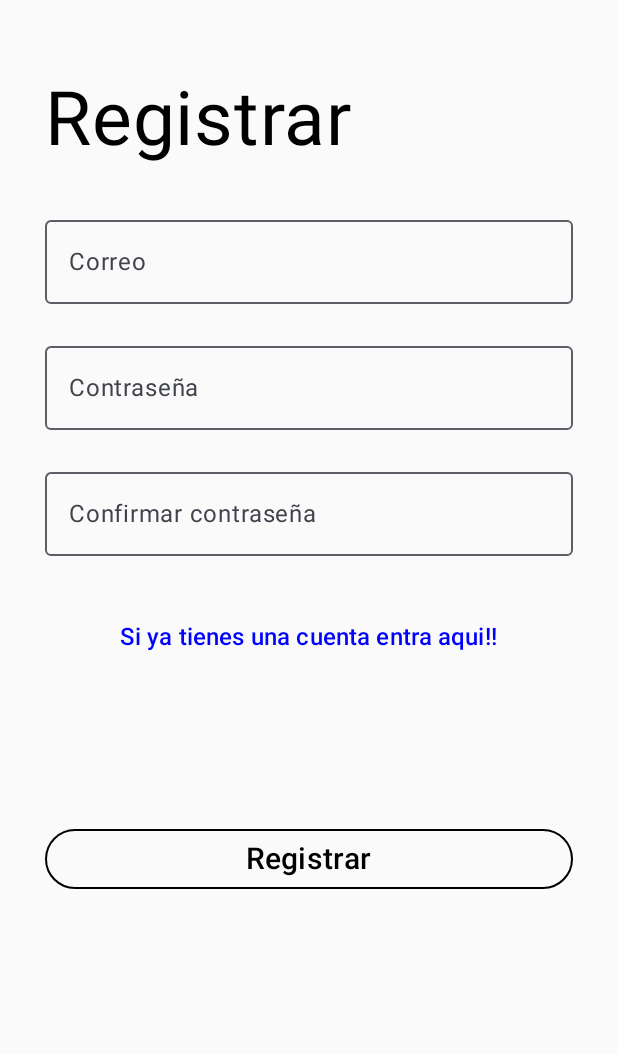
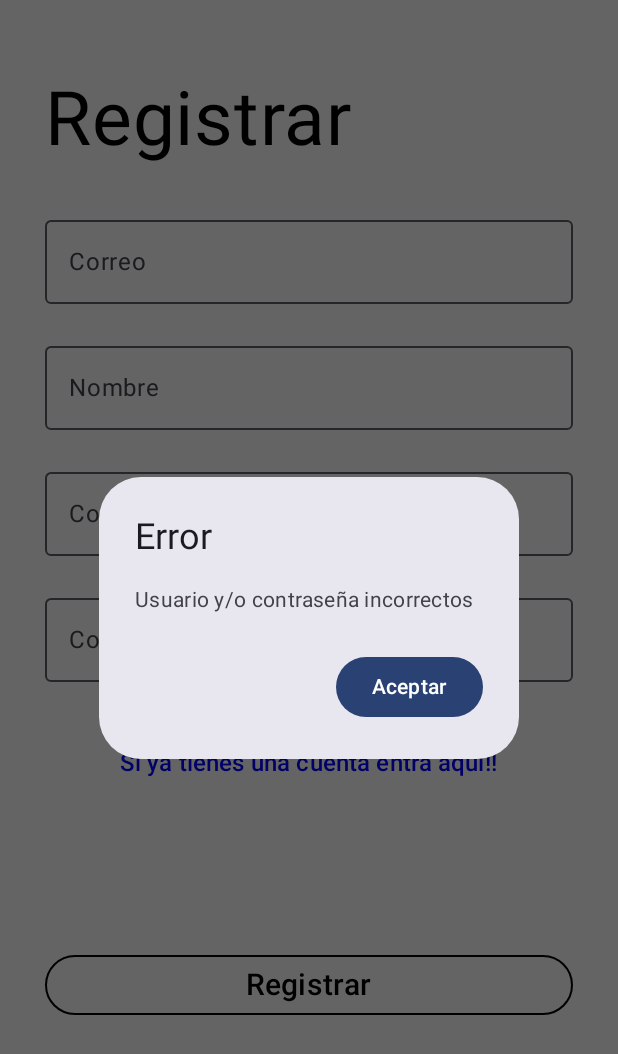
Before and after one commit to ricardosr4/CrudFirebase, an Android app built with Jetpack Compose: the RegisterScreen screen opened through its navigation route, after a tap on "Registrar", on a phone screen of 412 x 824 dp. Shown: the top 1054 px of the screen. Run offline under Robolectric (Android 15) with nearby library versions, the phone set to English and light mode, and no system bars; our stand-ins replace Firebase (no records; nobody signed in at launch, a user with empty details on screens opened directly).

Commit message:
message alert login and register ok

```diff
--- a/app/src/main/java/com/example/crudfirebase/utils/components/Components.kt
+++ b/app/src/main/java/com/example/crudfirebase/ui/components/Components.kt
@@ -1,4 +1,4 @@
-package com.example.crudfirebase.utils.components
+package com.example.crudfirebase.ui.components
 
 import androidx.compose.foundation.BorderStroke
 import androidx.compose.foundation.layout.Spacer
@@ -6,8 +6,11 @@ import androidx.compose.foundation.layout.fillMaxWidth
 import androidx.compose.foundation.layout.height
 import androidx.compose.foundation.layout.padding
 import androidx.compose.foundation.layout.width
+import androidx.compose.foundation.rememberScrollState
 import androidx.compose.foundation.text.KeyboardOptions
+import androidx.compose.foundation.verticalScroll
 import androidx.compose.material3.AlertDialog
+import androidx.compose.material3.Button
 import androidx.compose.material3.ButtonDefaults
 import androidx.compose.material3.MaterialTheme
 import androidx.compose.material3.OutlinedButton
@@ -18,6 +21,7 @@ import androidx.compose.ui.Modifier
 import androidx.compose.ui.graphics.Color
 import androidx.compose.ui.text.input.KeyboardType
 import androidx.compose.ui.text.input.VisualTransformation
+import androidx.compose.ui.text.style.TextAlign
 import androidx.compose.ui.unit.Dp
 import androidx.compose.ui.unit.TextUnit
 import androidx.compose.ui.unit.dp
@@ -64,7 +68,7 @@ fun ZetaButtonBasic(
     color: Color = MaterialTheme.colorScheme.primary,
     textSize: TextUnit = 16.sp,
 
-) {
+    ) {
     OutlinedButton(
         onClick = onClick,
         border = BorderStroke(1.dp, color),
@@ -83,7 +87,7 @@ fun ZetaButtonBasic(
 }
 
 @Composable
-fun ZetaAlertDialog(
+fun ZetaAlertDialog1(
     title: String,
     message: String,
     confirmText: String,
@@ -110,7 +114,7 @@ fun ZetaText(
     color: Color = Color.Black,
     fontSize: TextUnit = 16.sp,
 
-) {
+    ) {
     Text(
         text = text,
         color = color,
@@ -118,3 +122,31 @@ fun ZetaText(
         modifier = modifier
     )
 }
+
+@Composable
+fun ZetaAlertDialog(
+    title: String,
+    message: String,
+    confirmText: String,
+    onConfirmClick: () -> Unit,
+    onDismissClick: () -> Unit
+) {
+    val scroll = rememberScrollState(0)
+
+    AlertDialog(
+        onDismissRequest = { onDismissClick() },
+        title = { Text(text = title) },
+        text = {
+            Text(
+                text = message,
+                textAlign = TextAlign.Justify,
+                modifier = Modifier.verticalScroll(scroll)
+            )
+        },
+        confirmButton = {
+            Button(onClick = { onConfirmClick() }) {
+                Text(text = confirmText)
+            }
+        }
+    )
+}
--- a/app/src/main/java/com/example/crudfirebase/ui/login/loginState/LoginState.kt
+++ b/app/src/main/java/com/example/crudfirebase/ui/login/loginState/LoginState.kt
@@ -3,5 +3,6 @@ package com.example.crudfirebase.ui.login.loginState
 data class LoginState(
     val email: String = "",
     val password: String = "",
+    val showAlert: Boolean = false
 
 )
--- a/app/src/main/java/com/example/crudfirebase/ui/register/registerScreen/RegisterScreen.kt
+++ b/app/src/main/java/com/example/crudfirebase/ui/register/registerScreen/RegisterScreen.kt
@@ -19,10 +19,11 @@ import androidx.compose.ui.unit.sp
 import androidx.navigation.NavController
 import com.example.crudfirebase.R
 import com.example.crudfirebase.ui.register.viewModel.RegisterViewModel
-import com.example.crudfirebase.utils.components.ZetaButtonBasic
-import com.example.crudfirebase.utils.components.ZetaOutlinedTextField
-import com.example.crudfirebase.utils.components.ZetaSpaceHeight
-import com.example.crudfirebase.utils.components.ZetaText
+import com.example.crudfirebase.ui.components.ZetaAlertDialog
+import com.example.crudfirebase.ui.components.ZetaButtonBasic
+import com.example.crudfirebase.ui.components.ZetaOutlinedTextField
+import com.example.crudfirebase.ui.components.ZetaSpaceHeight
+import com.example.crudfirebase.ui.components.ZetaText
 
 @Composable
 fun RegisterScreen(
@@ -53,6 +54,15 @@ fun RegisterScreen(
         )
         ZetaSpaceHeight(20.dp)
         ZetaOutlinedTextField(
+            value = state.name,
+            onValueChange = { viewModel.onNameChange(it) },
+            label = stringResource(R.string.name),
+            keyboardType = KeyboardType.Text
+
+        )
+
+        ZetaSpaceHeight(20.dp)
+        ZetaOutlinedTextField(
             value = state.password,
             onValueChange = { viewModel.onPasswordChange(it) },
             label = stringResource(R.string.password),
@@ -76,20 +86,37 @@ fun RegisterScreen(
             modifier = Modifier
                 .align(Alignment.CenterHorizontally)
         ) {
-            Text(text = stringResource(R.string.message_register), color = Color.Blue, fontSize = 16.sp)
+            Text(
+                text = stringResource(R.string.message_register),
+                color = Color.Blue,
+                fontSize = 16.sp
+            )
         }
         ZetaSpaceHeight(100.dp)
         ZetaButtonBasic(
             text = stringResource(R.string.register),
             color = Color.Black,
             textSize = 20.sp,
-            onClick = { viewModel.createUser(email = state.email, password = state.password ){
-                navController.navigate("login_screen")
-            } },
+            onClick = {
+                viewModel.createUser(
+                    email = state.email,
+                    name = state.name,
+                    password = state.password,
+                    confirmPassword = state.confirmPassword
+                ) {
+                    navController.navigate("login_screen")
+                }
+            },
             modifier = Modifier
                 .align(Alignment.CenterHorizontally)
                 .fillMaxWidth()
         )
+        if (state.showAlert)
+            ZetaAlertDialog(
+                title = stringResource(R.string.error),
+                message = stringResource(R.string.message_alert_register),
+                confirmText = stringResource(R.string.accept),
+                onConfirmClick = { viewModel.closeAlert() }
+            ) { }
     }
-
 }
--- a/app/src/main/java/com/example/crudfirebase/ui/register/registerState/RegisterState.kt
+++ b/app/src/main/java/com/example/crudfirebase/ui/register/registerState/RegisterState.kt
@@ -3,6 +3,8 @@ package com.example.crudfirebase.ui.register.registerState
 
 data class RegisterState(
     val email: String = "",
+    val name: String = "",
     val password: String = "",
     val confirmPassword: String = "",
+    val showAlert: Boolean = false
 )
--- a/app/src/main/java/com/example/crudfirebase/ui/register/viewModel/RegisterViewModel.kt
+++ b/app/src/main/java/com/example/crudfirebase/ui/register/viewModel/RegisterViewModel.kt
@@ -3,7 +3,6 @@ package com.example.crudfirebase.ui.register.viewModel
 import android.util.Log
 import androidx.lifecycle.ViewModel
 import androidx.lifecycle.viewModelScope
-import com.example.crudfirebase.ui.login.loginState.LoginState
 import com.example.crudfirebase.ui.register.registerState.RegisterState
 import com.google.firebase.Firebase
 import com.google.firebase.auth.FirebaseAuth
@@ -13,26 +12,46 @@ import kotlinx.coroutines.flow.StateFlow
 import kotlinx.coroutines.flow.asStateFlow
 import kotlinx.coroutines.launch
 
-class RegisterViewModel: ViewModel() {
+class RegisterViewModel : ViewModel() {
 
     private val auth: FirebaseAuth = Firebase.auth
 
     private val _registerState = MutableStateFlow(RegisterState())
     val registerState: StateFlow<RegisterState> = _registerState.asStateFlow()
 
-    fun onEmailChange(email: String){
+    fun onEmailChange(email: String) {
         _registerState.value = _registerState.value.copy(email = email)
     }
+    fun onNameChange(name: String) {
+        _registerState.value = _registerState.value.copy(name = name)
+    }
 
-    fun onPasswordChange(password: String){
+    fun onPasswordChange(password: String) {
         _registerState.value = _registerState.value.copy(password = password)
     }
 
-    fun onConfirmPasswordChange(confirmPassword: String){
+    fun onConfirmPasswordChange(confirmPassword: String) {
         _registerState.value = _registerState.value.copy(confirmPassword = confirmPassword)
     }
-//fun for create user in firebase
-    fun createUser(email: String, password: String, onSuccess: () -> Unit) {
+    private fun cleanFields() {
+        _registerState.value = RegisterState()
+    }
+
+    fun closeAlert() {
+        _registerState.value = registerState.value.copy(showAlert = false)
+    }
+
+    private fun validateFields(email: String, name:String, password: String, confirmPassword: String): Boolean {
+        return email.isNotEmpty() &&
+                name.isNotEmpty() &&
+                password.isNotEmpty() &&
+                confirmPassword.isNotEmpty() &&
+                password == confirmPassword
+    }
+
+
+    fun createUser(email: String, name: String, password: String, confirmPassword: String, onSuccess: () -> Unit) {
+        if (validateFields(email, name, password, confirmPassword)) {
             viewModelScope.launch {
                 try {
                     auth.createUserWithEmailAndPassword(email, password)
@@ -42,16 +61,16 @@ class RegisterViewModel: ViewModel() {
                                 cleanFields()
                             } else {
                                 Log.d("ERROR EN FIREBASE", "Usuario y contraseña incorrectos")
+                                _registerState.value = registerState.value.copy(showAlert = true)
                             }
                         }
                 } catch (e: Exception) {
                     Log.d("ERROR EN FIREBASE", "Error: ${e.localizedMessage}")
                 }
             }
+        } else {
+            Log.d("VALIDACION", "Los campos no son válidos o la contraseña no coincide.")
+            _registerState.value = registerState.value.copy(showAlert = true)
         }
-    private fun cleanFields() {
-        _registerState.value = RegisterState()
-
     }
-
 }
--- /dev/null
+++ b/app/src/main/java/com/example/crudfirebase/utils/Constans.kt
@@ -0,0 +1 @@
+package com.example.crudfirebase.utils
--- a/app/src/main/res/values/strings.xml
+++ b/app/src/main/res/values/strings.xml
@@ -7,4 +7,9 @@
     <string name="email">Correo</string>
     <string name="message_login">Si no tienes cuenta Regístrate aquí!!</string>
     <string name="message_register">Si ya tienes una cuenta entra aqui!!</string>
+    <string name="error">Error</string>
+    <string name="message_alert_login">Usuario y/o contraseña incorrectos</string>
+    <string name="message_alert_register">Usuario y/o contraseña incorrectos</string>
+    <string name="accept">Aceptar</string>
+    <string name="name">Nombre</string>
 </resources>
```
Also changed, not shown: app/src/main/java/com/example/crudfirebase/ui/login/screen/LoginScreen.kt (+15 -4 lines), app/src/main/java/com/example/crudfirebase/ui/login/viewModel/LoginViewModel.kt (+22 -5 lines). Lines whose indentation alone changed are shown as unchanged.
